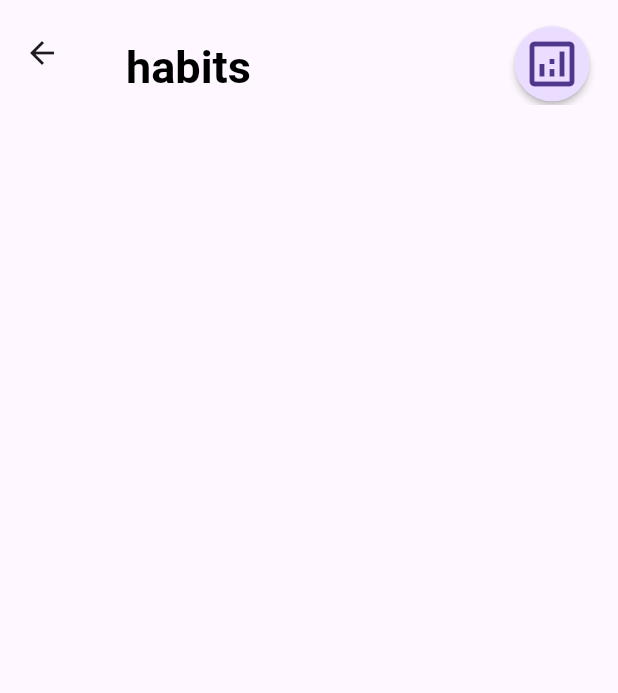
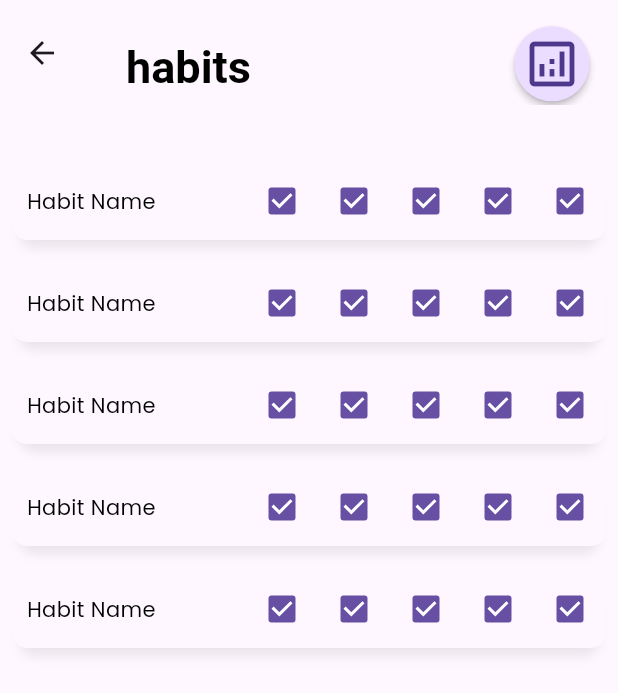
Before and after one commit to abey-joseph/track, a Flutter app: the HabitPage screen opened directly, on a phone screen of 412 x 824 dp. Shown: the top 693 px of the screen. Run offline on Flutter 3.47's test engine with Material 3 defaults, Android fonts, the light colour scheme and no system bars; our stand-ins replace bloc, dartz, flutter_bloc, freezed_annotation, get_it, go_router and 6 more; accounts and stored records are empty.

Commit message:
habit tile added

```diff
--- /dev/null
+++ b/lib/core/use_cases/constants/screen.dart
@@ -0,0 +1,8 @@
+import 'package:flutter/material.dart';
+
+class ScreenSize {
+  static double width(BuildContext context) =>
+      MediaQuery.of(context).size.width;
+  static double height(BuildContext context) =>
+      MediaQuery.of(context).size.height;
+}
--- a/lib/features/common/data/repo/app_preference_repo_impl.dart
+++ b/lib/features/common/data/repo/app_preference_repo_impl.dart
@@ -17,7 +17,7 @@ class AppPreferencesRepoImpl implements AppPreferencesRepo {
         return false;
       }
     } catch (e) {
-      log("error while to check isFirstTime lauch in Shared preferences");
+      log("error while checking isFirstTime launch in Shared preferences");
       return false;
     }
   }
--- a/lib/features/expense/data/models/expense_model.dart
+++ b/lib/features/expense/data/models/expense_model.dart
@@ -6,7 +6,7 @@ part 'expense_model.g.dart';
 @freezed
 class ExpenseModel with _$ExpenseModel {
   const factory ExpenseModel({
-    required int id,
+    int? id,
     required bool isExpense,
     required String title,
     required double amount,
--- a/lib/features/expense/presentation/pages/all_expense_screen.dart
+++ b/lib/features/expense/presentation/pages/all_expense_screen.dart
@@ -1,5 +1,4 @@
 import 'package:flutter/material.dart';
-import 'package:flutter/widgets.dart';
 
 class AllExpenseScreen extends StatelessWidget {
   const AllExpenseScreen({super.key});
--- a/lib/features/habit/presentation/pages/habit_page.dart
+++ b/lib/features/habit/presentation/pages/habit_page.dart
@@ -1,5 +1,6 @@
 import 'package:flutter/material.dart';
 import 'package:track/core/use_cases/widgets/titile_action_button.dart';
+import 'package:track/features/habit/presentation/widgets/habit_tile.dart';
 
 class HabitPage extends StatelessWidget {
   const HabitPage({super.key});
@@ -23,7 +24,17 @@ class HabitPage extends StatelessWidget {
                   icon: Icons.analytics_outlined, onTap: () {}),
             )
           ],
-        )
+        ),
+        SliverToBoxAdapter(
+          child: SizedBox(
+            height: 30,
+          ),
+        ),
+        SliverList(
+            delegate:
+                SliverChildBuilderDelegate(childCount: 5, (context, builder) {
+          return HabitTile();
+        }))
       ],
     ));
   }
--- /dev/null
+++ b/lib/features/habit/presentation/widgets/habit_tile.dart
@@ -0,0 +1,46 @@
+import 'package:flutter/material.dart';
+import 'package:track/core/use_cases/constants/screen.dart';
+
+class HabitTile extends StatelessWidget {
+  const HabitTile({super.key});
+
+  @override
+  Widget build(BuildContext context) {
+    return Padding(
+      padding: const EdgeInsets.all(8.0),
+      child: Container(
+          width: ScreenSize.width(context),
+          height: 52,
+          //color: Colors.red,
+          decoration: BoxDecoration(
+              color: Theme.of(context).scaffoldBackgroundColor,
+              borderRadius: BorderRadius.circular(10),
+              boxShadow: [
+                BoxShadow(
+                    color: Colors.black.withAlpha(20),
+                    blurRadius: 5,
+                    spreadRadius: -5,
+                    offset: Offset(0, 10))
+              ]),
+          child: Row(
+            children: [
+              Expanded(
+                child: Padding(
+                  padding: const EdgeInsets.only(left: 10.0),
+                  child: Text('Habit Name', overflow: TextOverflow.ellipsis),
+                ),
+              ),
+              SizedBox(
+                width: 240, // Fixed width for checkboxes
+                child: Row(
+                  children: List.generate(
+                    5,
+                    (_) => Checkbox(value: true, onChanged: (value) {}),
+                  ),
+                ),
+              ),
+            ],
+          )),
+    );
+  }
+}
```
Also changed, not shown: lib/features/expense/data/models/expense_model.freezed.dart, lib/features/expense/data/models/expense_model.g.dart, 1 other file.
